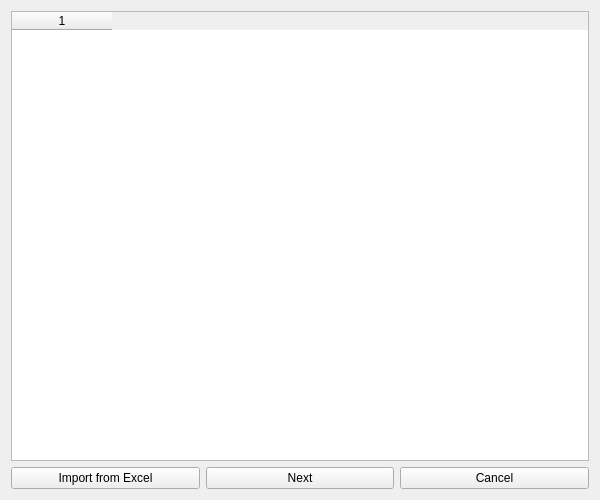
Before: the Qt Designer form RaspPiReader/qt/serial_number_entry_form.ui in ayroop/RaspPiReader, drawn with Qt 5.
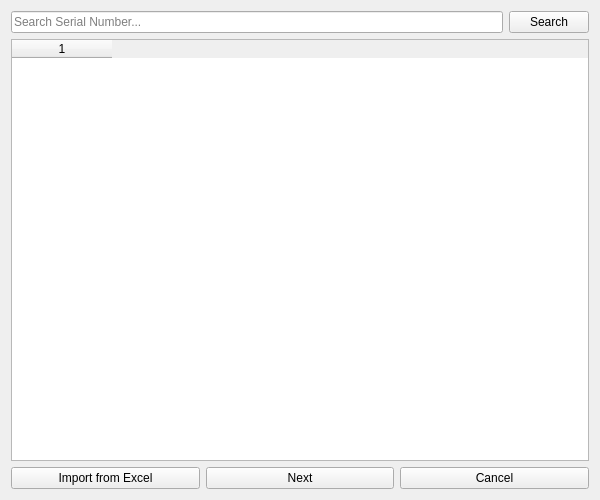
After: the same form once the commit is applied.

Commit message: Update Serial Numbers Search Form and Check Duplicate Logics

Patch:
```diff
--- a/RaspPiReader/qt/serial_number_entry_form.ui
+++ b/RaspPiReader/qt/serial_number_entry_form.ui
@@ -14,6 +14,26 @@
    <string>Enter Serial Numbers</string>
   </property>
   <layout class="QVBoxLayout" name="verticalLayout">
+    <!-- Search Layout -->
+    <item>
+      <layout class="QHBoxLayout" name="searchLayout">
+        <item>
+          <widget class="QLineEdit" name="searchLineEdit">
+            <property name="placeholderText">
+              <string>Search Serial Number...</string>
+            </property>
+          </widget>
+        </item>
+        <item>
+          <widget class="QPushButton" name="searchButton">
+            <property name="text">
+              <string>Search</string>
+            </property>
+          </widget>
+        </item>
+      </layout>
+    </item>
+    <!-- Table Widget -->
    <item>
      <widget class="QTableWidget" name="serialTableWidget">
        <property name="columnCount">
```
Left out of the diff: 1 changed line with no effect on the pictures. The commit also changes 13 other files.
